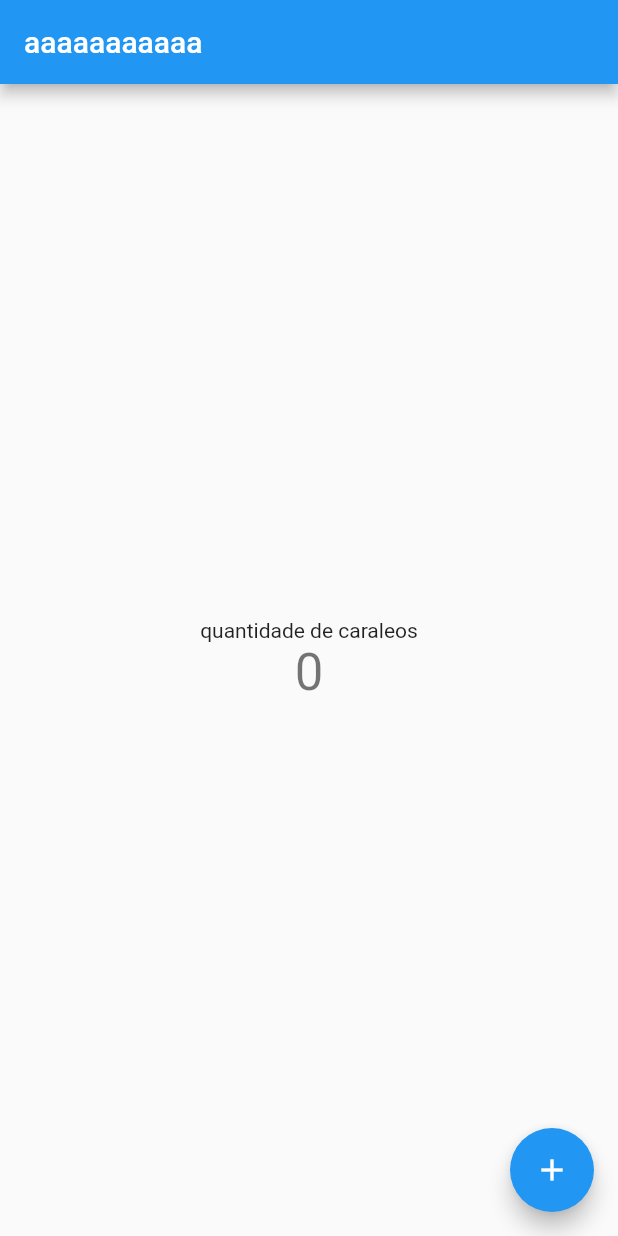
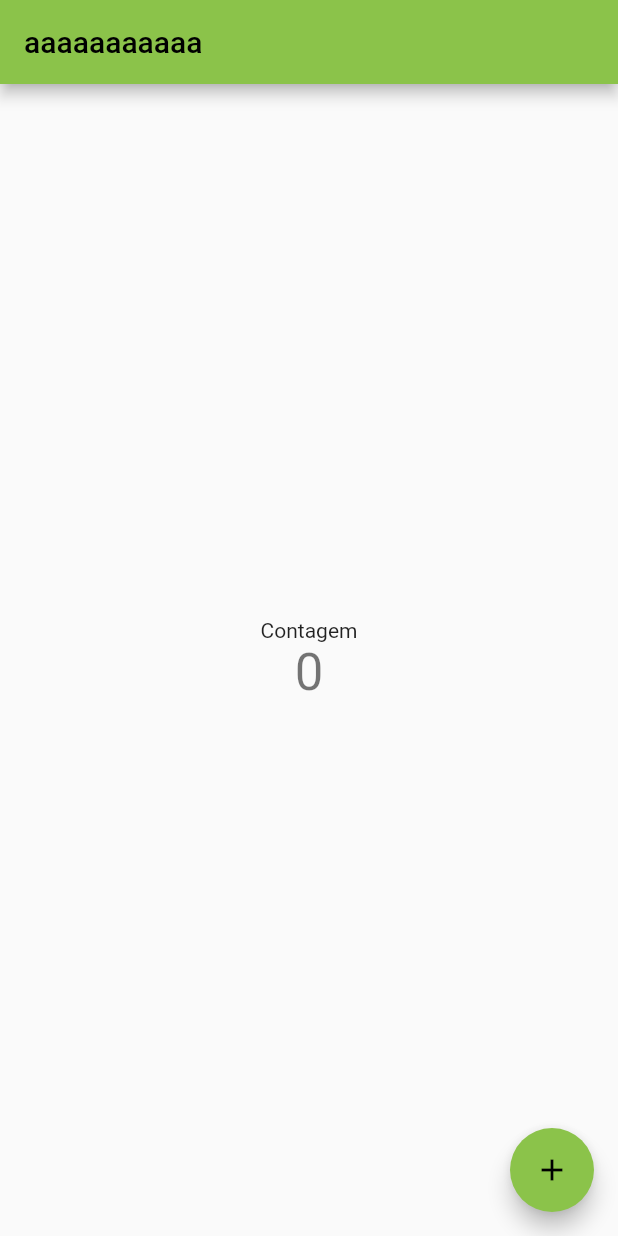
Before and after one commit to DevGamorim/Mobile-senai, a Flutter app: the screen it shows after launch, on a phone screen of 412 x 824 dp. Run offline on Flutter 3.47's test engine with Material 2 defaults, Android fonts, the phone set to English and light mode, and no system bars.

```diff
--- a/teste/lib/main.dart
+++ b/teste/lib/main.dart
@@ -11,7 +11,7 @@ class MyApp extends StatelessWidget {
   @override
   Widget build(BuildContext context) {
     return MaterialApp(
-      title: 'Flutter Demo',
+      title: 'Meu app',
       theme: ThemeData(
           // This is the theme of your application.
           //
@@ -22,8 +22,7 @@ class MyApp extends StatelessWidget {
           // or simply save your changes to "hot reload" in a Flutter IDE).
           // Notice that the counter didn't reset back to zero; the application
           // is not restarted.
-        primarySwatch: Colors.blue,
-      ),
+          primarySwatch: Colors.lightGreen),
       home: const MyHomePage(title: 'aaaaaaaaaaa'),
     );
   }
@@ -96,7 +95,7 @@ class _MyHomePageState extends State<MyHomePage> {
           mainAxisAlignment: MainAxisAlignment.center,
           children: <Widget>[
             const Text(
-              'quantidade de caraleos',
+              'Contagem',
             ),
             Text(
               '$_counter',
@@ -107,7 +106,7 @@ class _MyHomePageState extends State<MyHomePage> {
       ),
       floatingActionButton: FloatingActionButton(
         onPressed: _incrementCounter,
-        tooltip: 'Increment',
+        tooltip: 'adicionar',
         child: const Icon(Icons.add),
       ), // This trailing comma makes auto-formatting nicer for build methods.
     );
```
Lines whose indentation alone changed are shown as unchanged.
